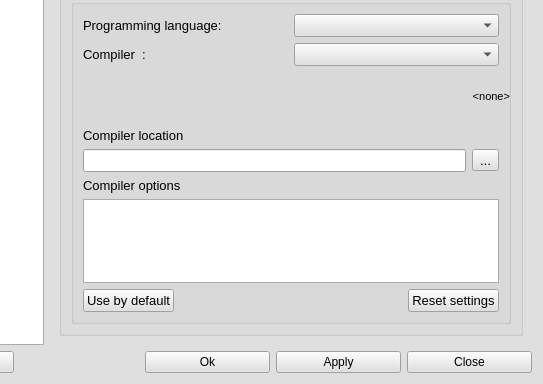
First picture: the form in src/optionsdialog.ui, repository PLLUG/kuzya, before the edit; both pictures show x 137 to 680 and y 145 to 529 of the 680 by 529 pixel window.
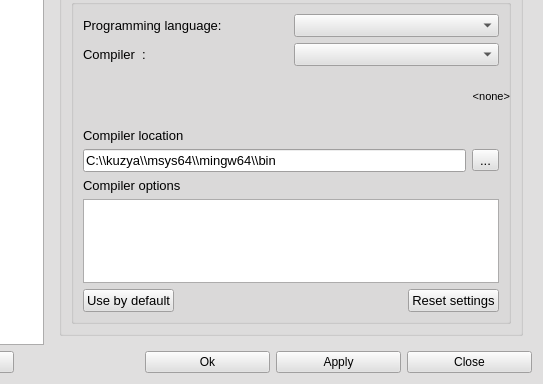
Second picture: the form after the edit. Icons and pictures are not drawn.

Commit message: set the default directory for compiler

What changed in the file:
```diff
--- a/src/optionsdialog.ui
+++ b/src/optionsdialog.ui
@@ -1127,6 +1127,9 @@
                    <bold>false</bold>
                   </font>
                  </property>
+                 <property name="text">
+                  <string>C:\\kuzya\\msys64\\mingw64\\bin</string>
+                 </property>
                 </widget>
                </item>
                <item>
```
The commit also changes 2 other files.
